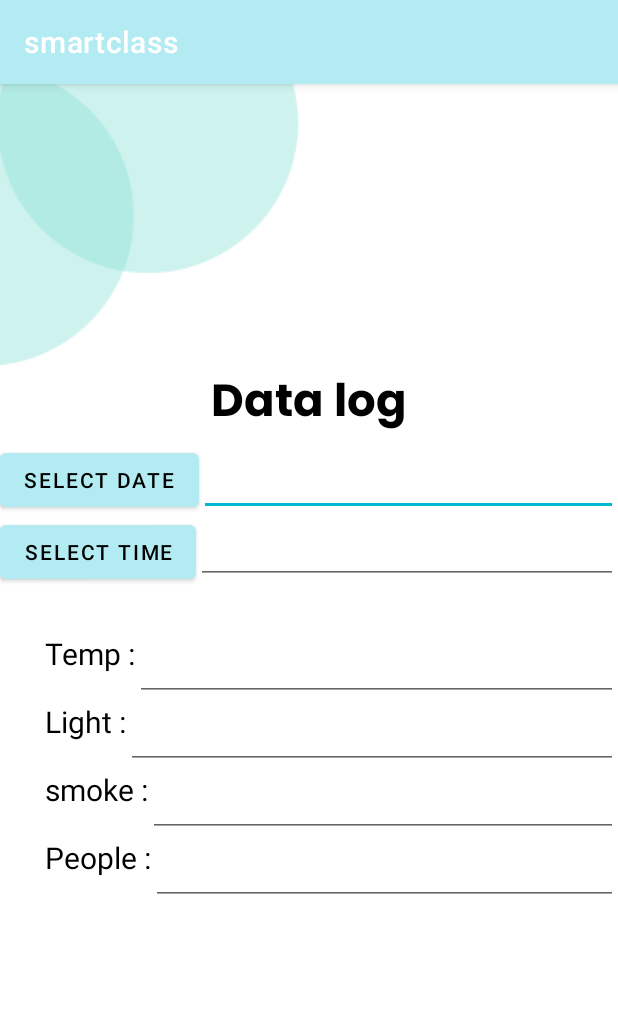
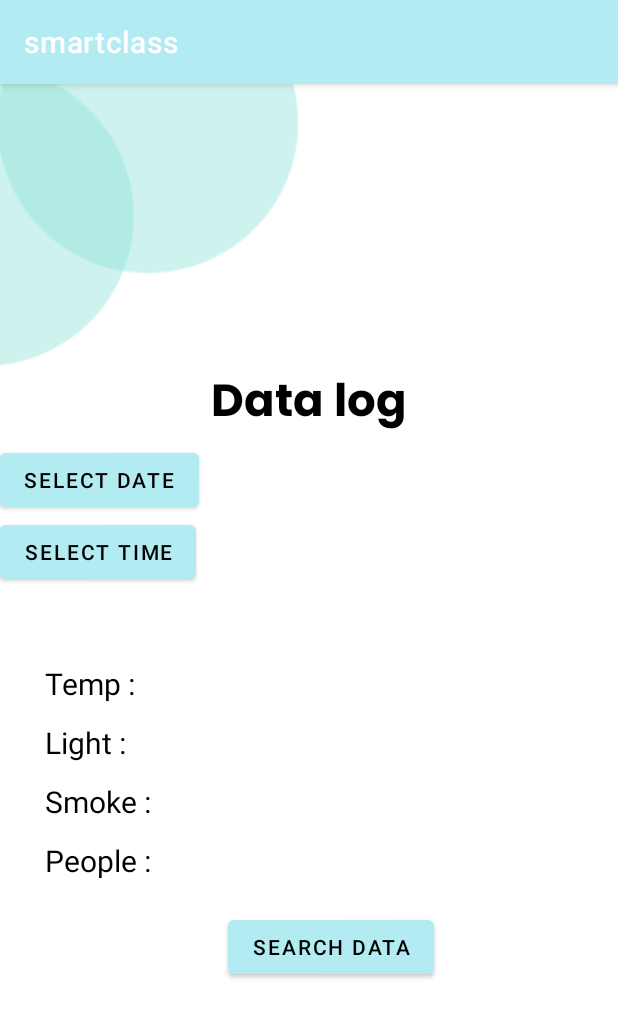
Before and after one commit to dzakarya/smartclass_android, an Android app: the data_log screen opened directly, with no data from a screen before it, on a phone screen of 412 x 824 dp. Shown: the top 1018 px of the screen. Run offline under Robolectric (Android 15) with nearby library versions, the phone set to English and light mode, and no system bars; libraries missing offline, so code that uses them is left out: com.github.kittinunf.fuel; 1 statement that could not run was skipped.

Commit message:
add datalog

```diff
--- a/app/src/main/java/com/example/smartclass/data_log.kt
+++ b/app/src/main/java/com/example/smartclass/data_log.kt
@@ -1,11 +1,70 @@
 package com.example.smartclass
 
+import android.annotation.SuppressLint
+import android.app.DatePickerDialog
+import android.app.TimePickerDialog
 import androidx.appcompat.app.AppCompatActivity
 import android.os.Bundle
+import android.widget.*
+import java.util.*
 
-class data_log : AppCompatActivity() {
+class data_log : AppCompatActivity(), DatePickerDialog.OnDateSetListener, TimePickerDialog.OnTimeSetListener {
+
+    var day = 0
+    var month = 0
+    var year = 0
+    var hour = 0
+    var minute = 0
+
+    var savedDay = 0
+    var savedMonth = 0
+    var savedYear = 0
+    var savedHour = 0
+    var savedMinute = 0
+
+    lateinit var tv_in_date : TextView
+    lateinit var tv_in_time : TextView
     override fun onCreate(savedInstanceState: Bundle?) {
         super.onCreate(savedInstanceState)
         setContentView(R.layout.activity_data_log)
+        tv_in_date = findViewById(R.id.in_date)
+        tv_in_time = findViewById(R.id.in_time)
+        val btn_date = findViewById<Button>(R.id.btn_date)
+        val btn_time = findViewById<Button>(R.id.btn_time)
+        val btn_search_data = findViewById<Button>(R.id.btn_search_data)
+        val HttpReq = http_req()
+        btn_date.setOnClickListener {
+            DatePickerDialog(this,this,year,month,day).show()
+        }
+        btn_time.setOnClickListener {
+            TimePickerDialog(this,this,hour,minute,true).show()
+        }
+    }
+
+    private fun getDateTimeCalendar(){
+        val cal = Calendar.getInstance()
+        day = cal.get(Calendar.DAY_OF_MONTH)
+        month = cal.get(Calendar.MONTH)
+        year = cal.get(Calendar.YEAR)
+        hour = cal.get(Calendar.HOUR)
+        minute = cal.get(Calendar.MINUTE)
+    }
+
+    @SuppressLint("SetTextI18n")
+    override fun onDateSet(p0: DatePicker?, p1: Int, p2: Int, p3: Int) {
+        savedDay = p3
+        savedMonth = p2
+        savedYear = p1
+        getDateTimeCalendar()
+        tv_in_date.text = "$savedDay-$savedMonth-$savedYear"
+
+    }
+
+    @SuppressLint("SetTextI18n")
+    override fun onTimeSet(p0: TimePicker?, p1: Int, p2: Int) {
+        savedHour = p1
+        savedMinute = p2
+        getDateTimeCalendar()
+        tv_in_time.text = "$savedHour:$savedMinute"
     }
 }
--- a/app/src/main/java/com/example/smartclass/http_req.kt
+++ b/app/src/main/java/com/example/smartclass/http_req.kt
@@ -1,13 +1,8 @@
 package com.example.smartclass
 
-import android.widget.Toast
 import com.github.kittinunf.fuel.core.FuelManager
 import com.github.kittinunf.fuel.httpGet
 import com.github.kittinunf.fuel.httpPost
-import java.io.BufferedReader
-import java.io.DataOutputStream
-import java.io.InputStreamReader
-import java.net.URL
 
 class http_req {
     var initUrl: String = "http://192.168.100.79:8080"
--- a/app/src/main/res/layout/activity_data_log.xml
+++ b/app/src/main/res/layout/activity_data_log.xml
@@ -26,14 +26,16 @@
         android:id="@+id/txt1"
         />
 
-    <EditText
+    <TextView
+        android:id="@+id/in_date"
         android:layout_width="match_parent"
         android:layout_height="wrap_content"
-        android:id="@+id/in_date"
+        android:layout_alignBottom="@+id/btn_date"
         android:layout_marginTop="20dp"
+        android:layout_toRightOf="@+id/btn_date"
         android:textColor="@color/primaryTextColor"
-        android:layout_toRightOf="@+id/btn_date"
-        android:layout_alignBottom="@+id/btn_date"/>
+        android:textSize="30sp"
+        android:layout_marginLeft="30dp"/>
 
     <Button
         android:layout_width="wrap_content"
@@ -43,13 +45,15 @@
         android:id="@+id/btn_date"
         android:layout_below="@+id/txt1"/>
 
-    <EditText
+    <TextView
+        android:id="@+id/in_time"
         android:layout_width="match_parent"
         android:layout_height="wrap_content"
-        android:id="@+id/in_time"
-        android:layout_below="@+id/in_date"
+        android:layout_alignBottom="@+id/btn_time"
+        android:layout_toRightOf="@+id/btn_time"
         android:textColor="@color/primaryTextColor"
-        android:layout_toRightOf="@+id/btn_time"/>
+        android:textSize="30sp"
+        android:layout_marginLeft="30dp"/>
 
     <Button
         android:layout_width="wrap_content"
@@ -77,8 +81,9 @@
                 android:text="Temp :"
                 android:textColor="@color/primaryTextColor"
                 android:textSize="20sp"
-                android:id="@+id/temp_txt"/>
-            <EditText
+                android:id="@+id/temp_txt"
+                android:layout_marginTop="20dp"/>
+            <TextView
                 android:layout_width="match_parent"
                 android:layout_height="wrap_content"
                 android:layout_toRightOf="@+id/temp_txt"
@@ -92,9 +97,10 @@
                 android:textColor="@color/primaryTextColor"
                 android:textSize="20sp"
                 android:id="@+id/light_txt"
-                android:layout_below="@+id/et_temp"/>
+                android:layout_below="@+id/et_temp"
+                android:layout_marginTop="20dp"/>
 
-            <EditText
+            <TextView
                 android:layout_width="match_parent"
                 android:layout_height="wrap_content"
                 android:layout_toRightOf="@+id/light_txt"
@@ -104,13 +110,14 @@
             <TextView
                 android:layout_width="wrap_content"
                 android:layout_height="wrap_content"
-                android:text="smoke :"
+                android:text="Smoke :"
                 android:textColor="@color/primaryTextColor"
                 android:textSize="20sp"
                 android:id="@+id/smoke_txt"
-                android:layout_below="@+id/et_lh"/>
+                android:layout_below="@+id/et_lh"
+                android:layout_marginTop="20dp"/>
 
-            <EditText
+            <TextView
                 android:layout_width="match_parent"
                 android:layout_height="wrap_content"
                 android:layout_toRightOf="@+id/smoke_txt"
@@ -124,15 +131,27 @@
                 android:textColor="@color/primaryTextColor"
                 android:textSize="20sp"
                 android:id="@+id/people_txt"
-                android:layout_below="@+id/et_smoke"/>
+                android:layout_below="@+id/et_smoke"
+                android:layout_marginTop="20dp"/>
 
-            <EditText
+            <TextView
                 android:layout_width="match_parent"
                 android:layout_height="wrap_content"
                 android:layout_toRightOf="@+id/people_txt"
                 android:layout_alignTop="@id/people_txt"
                 android:id="@+id/et_people"/>
 
+            <Button
+                android:layout_width="wrap_content"
+                android:layout_height="wrap_content"
+                android:layout_below="@+id/people_txt"
+                android:layout_centerHorizontal="true"
+                android:text="@string/search_data"
+                android:textColor="@color/primaryTextColor"
+                android:id="@+id/btn_search_data"
+                android:layout_marginTop="20dp"
+                />
+
         </RelativeLayout>
     </LinearLayout>
 
--- a/app/src/main/res/values/strings.xml
+++ b/app/src/main/res/values/strings.xml
@@ -6,5 +6,6 @@
     <string name="welcome_back">Welcome Back!</string>
     <string name="enter_your_id">Enter Your ID</string>
     <string name="enter_your_password">Enter Your Password</string>
+    <string name="search_data">Search Data</string>
 
 </resources>
```
